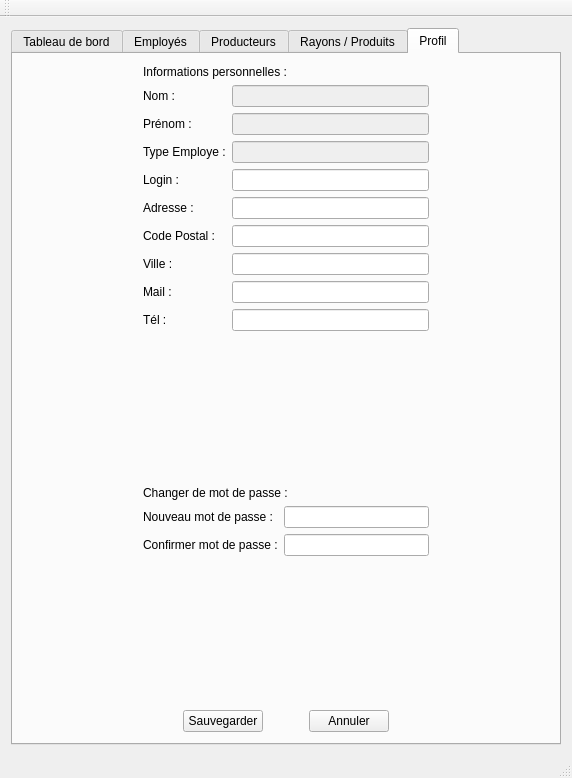
Before: the Qt Designer form mainwindow.ui in LouisVraie/circuitsCourtsBackOffice, drawn with Qt 5.
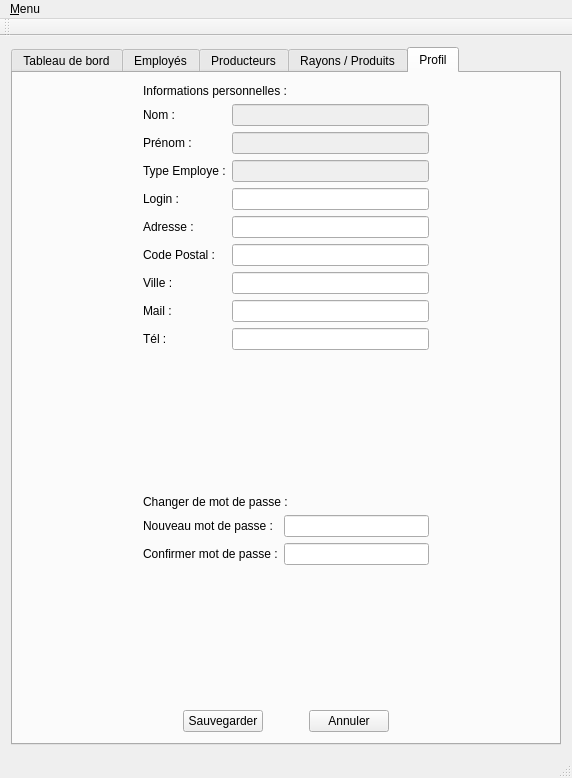
After: the same form once the commit is applied.

Commit message: ajout d'un début de menu de l'application avec un bouton Quitter + les méthodes closeEvent, quitConfirm et on_action_Quitter_triggered qui permettent de fermer l'application avec une confirmation

What changed in the file:
```diff
--- a/mainwindow.ui
+++ b/mainwindow.ui
@@ -333,6 +333,13 @@
      <height>24</height>
     </rect>
    </property>
+   <widget class="QMenu" name="menu_Menu">
+    <property name="title">
+     <string>&amp;Menu</string>
+    </property>
+    <addaction name="action_Quitter"/>
+   </widget>
+   <addaction name="menu_Menu"/>
   </widget>
   <widget class="QToolBar" name="mainToolBar">
    <attribute name="toolBarArea">
```
Left out of the diff: 5 changed lines with no effect on the pictures. The commit also changes 2 other files.
